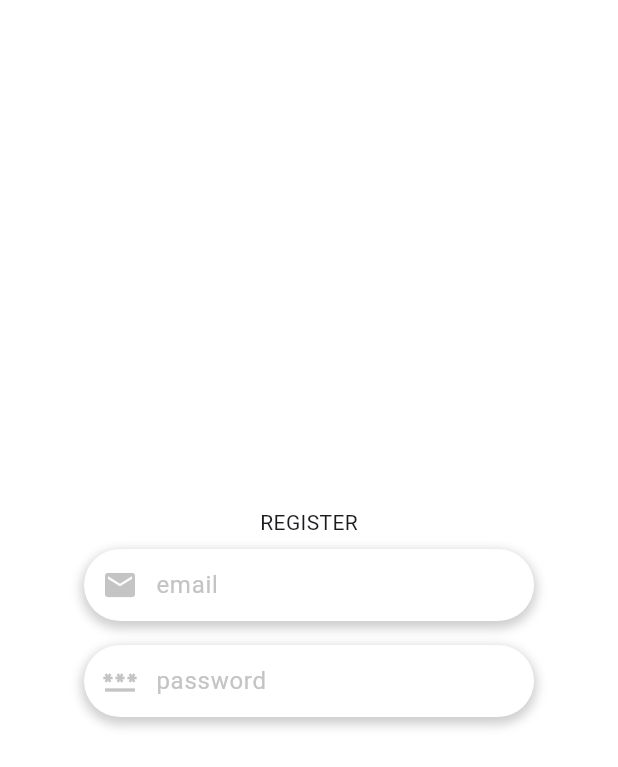
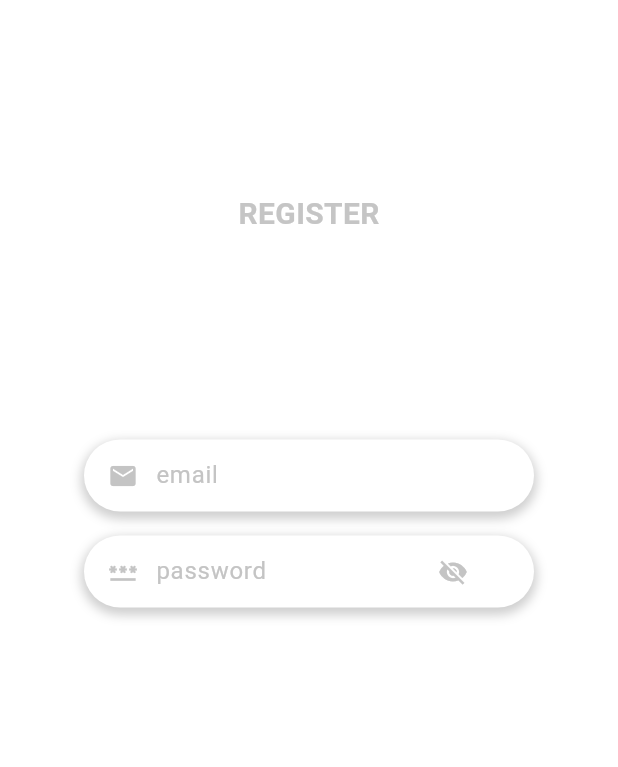
Before and after one commit to rxgq/vm-app, a Flutter app: the screen it shows after launch, on a phone screen of 412 x 824 dp. Shown: the top 767 px of the screen. Run offline on Flutter 3.47's test engine with Material 3 defaults, Android fonts, the phone set to English and light mode, and no system bars; our stand-ins replace firebase_core; accounts and stored records are empty.

Commit message:
added toggle password vis

```diff
--- a/aquae/lib/register/views/register.dart
+++ b/aquae/lib/register/views/register.dart
@@ -9,11 +9,18 @@ class Register extends StatelessWidget {
     return const Scaffold(
       backgroundColor: Colors.white,
       body: Column(
-        mainAxisAlignment: MainAxisAlignment.center,
+        mainAxisAlignment: MainAxisAlignment.start,
         children: [
+          SizedBox(height: 128),
           Text(
-            "REGISTER"
+            "REGISTER",
+            style: TextStyle(
+              color: Color.fromARGB(255, 197, 197, 197),
+              fontSize: 20,
+              fontWeight: FontWeight.bold
+            ),
           ),
+          SizedBox(height: 128),
           RegisterTextField(text: "email", icon: Icons.email),
           RegisterTextField(text: "password", icon: Icons.password),
         ],
--- a/aquae/lib/register/widgets/register_text_field.dart
+++ b/aquae/lib/register/widgets/register_text_field.dart
@@ -1,10 +1,17 @@
 import 'package:flutter/material.dart';
 
-class RegisterTextField extends StatelessWidget {
+class RegisterTextField extends StatefulWidget {
   const RegisterTextField({super.key, required this.text, required this.icon});
 
   final String text;
   final IconData icon;
+
+  @override
+  State<RegisterTextField> createState() => _RegisterTextFieldState();
+}
+
+class _RegisterTextFieldState extends State<RegisterTextField> {
+  bool isPasswordVisible = false;
 
   @override
   Widget build(BuildContext context) => Padding(
@@ -27,17 +34,19 @@ class RegisterTextField extends StatelessWidget {
         child: Row(
           children: [
             Padding(
-              padding: const EdgeInsets.only(left: 12),
+              padding: const EdgeInsets.only(left: 16),
               child: Icon(
-                icon,
-                    color: const Color.fromARGB(255, 196, 196, 196)
+                widget.icon,
+                color: const Color.fromARGB(255, 196, 196, 196),
+                size: 20,
               ),
             ),
             SizedBox(
               width: 200,
               child: TextField(
+                obscureText: widget.text == "password" && !isPasswordVisible,
                 decoration: InputDecoration(
-                  hintText: text,
+                  hintText: widget.text,
                   hintStyle: const TextStyle(
                     color: Color.fromARGB(255, 196, 196, 196)
                   ),
@@ -46,6 +55,18 @@ class RegisterTextField extends StatelessWidget {
                 ),
               ),
             ),
+            widget.text == "password" ? GestureDetector(
+              onTap: () {
+                setState(() {
+                  isPasswordVisible = !isPasswordVisible;
+                });
+              },
+              child: Icon(
+                isPasswordVisible ? Icons.visibility : Icons.visibility_off,
+                color: const Color.fromARGB(255, 196, 196, 196),
+                size: 20,
+              ),
+            ) : const SizedBox(),
           ],
         ),
       ),
```
